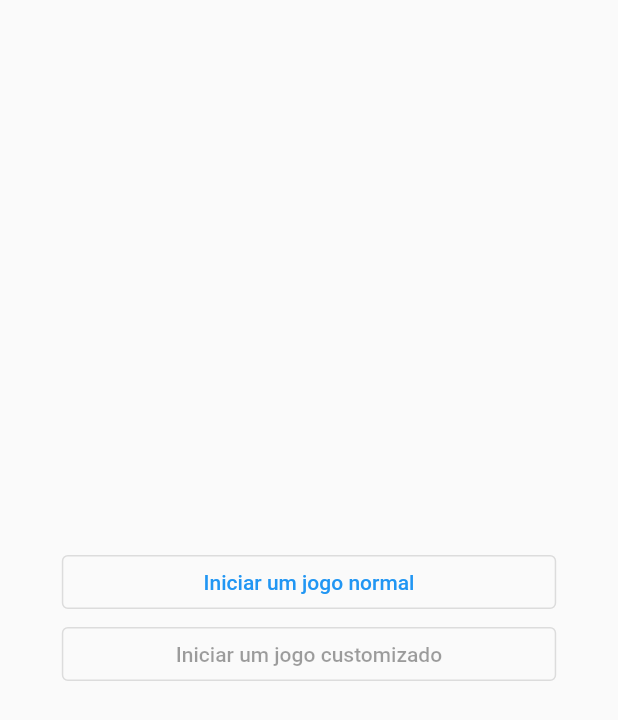
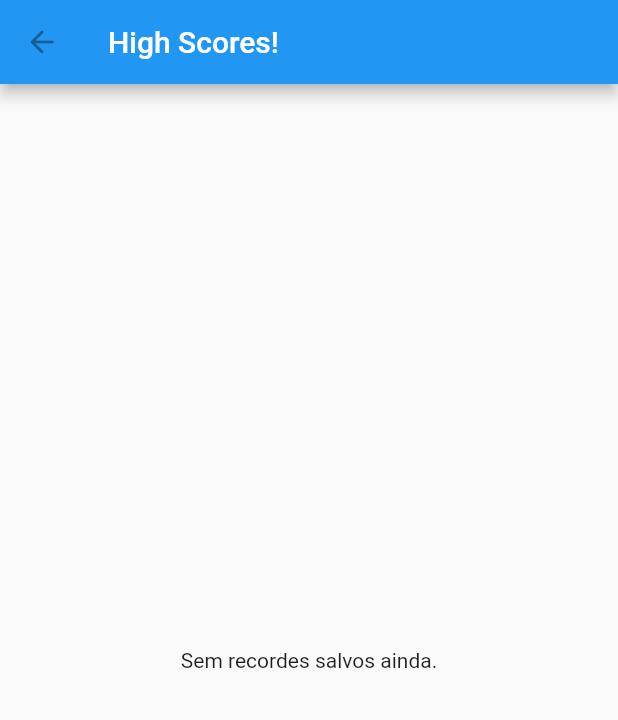
Before and after one commit to mrguisamuel/08-mobile-training, a Flutter app: the screen it shows after launch, on a phone screen of 412 x 824 dp. Shown: the top 720 px of the screen. Run offline on Flutter 3.47's test engine with Material 2 defaults, Android fonts, the phone set to English and light mode, and no system bars; our stand-ins replace sensors_plus, sqflite; accounts and stored records are empty; statements that could not run were skipped.

Commit message:
feat: add the high score screen (simple list view)

```diff
--- /dev/null
+++ b/strooper/lib/high_score.dart
@@ -0,0 +1,65 @@
+import 'package:flutter/material.dart';
+import 'database.dart';
+import 'init.dart' show Init;
+
+class HighScore extends StatelessWidget {
+  HighScore({super.key});
+
+  @override
+  Widget build(BuildContext context) {
+    var size = MediaQuery.of(context).size;
+    return Scaffold(
+      appBar: AppBar(
+        leading: const IconButton(
+          icon: Icon(Icons.arrow_back_rounded),
+          onPressed: () {
+            Navigator.push(
+              context,
+              MaterialPageRoute(
+                builder: (context) => const Init()
+              )
+            );
+          },
+        ),
+        title: const Text('High Scores!')
+      ),
+      body: SafeArea(
+        child: Center(
+          child: FutureBuilder<List<Record>>(
+            future: MyDatabase.instance.getAllRecords(),
+            builder: (BuildContext context, AsyncSnapshot<List<Record>> snapshot) {
+              if(!snapshot.hasData)
+                return CircularProgressIndicator();
+              return snapshot.data!.isEmpty ?
+              Center(child: Text('Sem recordes salvos ainda.')) :
+              ListView.builder(
+                itemCount: snapshot.data!.length,
+                itemBuilder: (BuildContext context, int index) {
+                  return Center(
+                    child: ListTile(
+                      title: Text('${index + 1}º - ' +
+                        '${snapshot.data![index].points} pontos' +
+                        '\nMédia de palavras acertadas: ${snapshot.data![index].averageCorrectWords * 100}%'
+                      ),
+                    )
+                  );
+                }
+              );
+              /*
+              ListView(
+                children: snapshot.data!.map((record) {
+                  return Center(
+                    child: ListTile(
+                      title: Text('${record.points} pontos'),
+                    )
+                  );
+                }).toList(),
+              );
+              */
+            }
+          )
+        )
+      )
+    );
+  }
+}
--- a/strooper/lib/main.dart
+++ b/strooper/lib/main.dart
@@ -1,6 +1,6 @@
 import 'package:flutter/material.dart';
-import 'game.dart';
 import 'init.dart';
+import 'high_score.dart';
 
 void main() {
   runApp(const MyApp());
@@ -12,7 +12,7 @@ class MyApp extends StatelessWidget {
   @override
   Widget build(BuildContext context) {
     return MaterialApp(
-      home: Init()
+      home: HighScore()
     );
   }
 }
```
